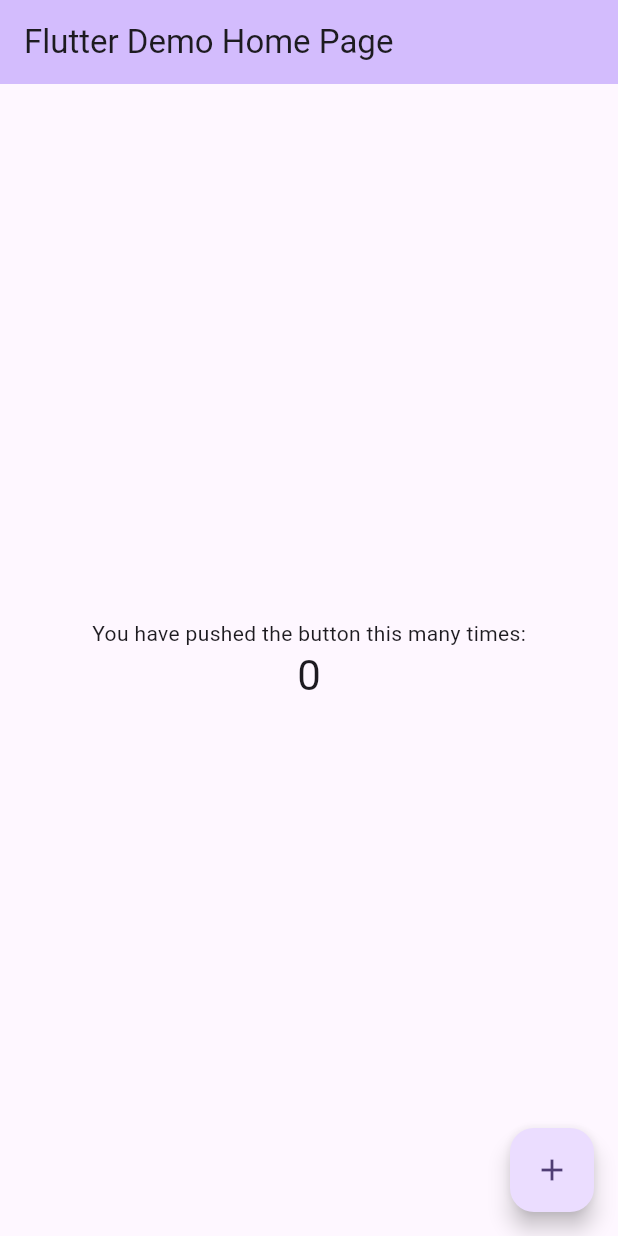
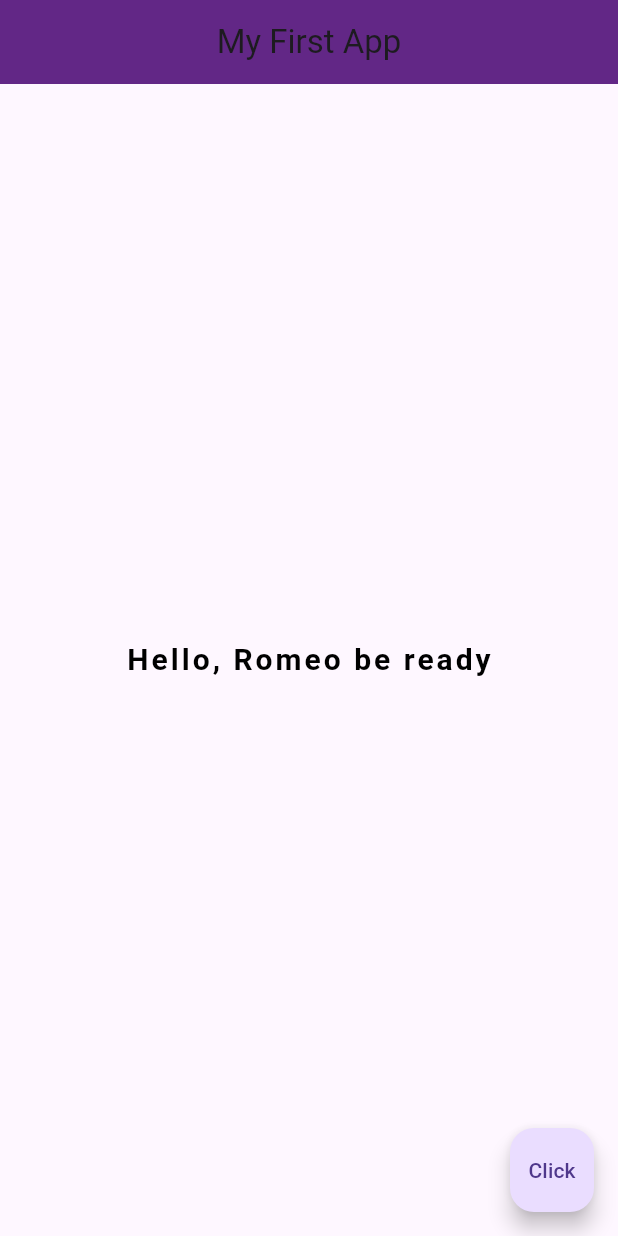
Before and after one commit to Roman0290/Flutter-projects, a Flutter app: the screen it shows after launch, on a phone screen of 412 x 824 dp. Run offline on Flutter 3.47's test engine with Material 3 defaults, Android fonts, the phone set to English and light mode, and no system bars.

Commit message:
first commit

```diff
--- a/clock_in_cities/lib/main.dart
+++ b/clock_in_cities/lib/main.dart
@@ -1,125 +1,37 @@
 import 'package:flutter/material.dart';
 
-void main() {
-  runApp(const MyApp());
-}
+void main() => runApp(MaterialApp(
+    home: Home(),
+));
 
-class MyApp extends StatelessWidget {
-  const MyApp({super.key});
+class Home extends StatelessWidget {
 
-  // This widget is the root of your application.
   @override
   Widget build(BuildContext context) {
-    return MaterialApp(
-      title: 'Flutter Demo',
-      theme: ThemeData(
-        // This is the theme of your application.
-        //
-        // TRY THIS: Try running your application with "flutter run". You'll see
-        // the application has a purple toolbar. Then, without quitting the app,
-        // try changing the seedColor in the colorScheme below to Colors.green
-        // and then invoke "hot reload" (save your changes or press the "hot
-        // reload" button in a Flutter-supported IDE, or press "r" if you used
-        // the command line to start the app).
-        //
-        // Notice that the counter didn't reset back to zero; the application
-        // state is not lost during the reload. To reset the state, use hot
-        // restart instead.
-        //
-        // This works for code too, not just values: Most code changes can be
-        // tested with just a hot reload.
-        colorScheme: ColorScheme.fromSeed(seedColor: Colors.deepPurple),
-        useMaterial3: true,
+    return Scaffold(
+      appBar: AppBar(
+        title: const Text('My First App'),
+        centerTitle: true,
+        backgroundColor:Color.fromARGB(255, 98, 39, 134),
       ),
-      home: const MyHomePage(title: 'Flutter Demo Home Page'),
+      body: const Center(
+        child: Text(
+          'Hello, Romeo be ready',
+          style: TextStyle(
+            fontSize: 20.0,
+            fontWeight:FontWeight.bold,
+            letterSpacing: 2.0,
+            color: Colors.black,
+            fontFamily:' JosefinSans',
+              ),
+          ),
+      ),
+      floatingActionButton: FloatingActionButton(
+        onPressed: () {
+          // Add your onPressed logic here
+        },
+        child: const Text('Click'),
+      ),
     );
   }
 }
-
-class MyHomePage extends StatefulWidget {
-  const MyHomePage({super.key, required this.title});
-
-  // This widget is the home page of your application. It is stateful, meaning
-  // that it has a State object (defined below) that contains fields that affect
-  // how it looks.
-
-  // This class is the configuration for the state. It holds the values (in this
-  // case the title) provided by the parent (in this case the App widget) and
-  // used by the build method of the State. Fields in a Widget subclass are
-  // always marked "final".
-
-  final String title;
-
-  @override
-  State<MyHomePage> createState() => _MyHomePageState();
-}
-
-class _MyHomePageState extends State<MyHomePage> {
-  int _counter = 0;
-
-  void _incrementCounter() {
-    setState(() {
-      // This call to setState tells the Flutter framework that something has
-      // changed in this State, which causes it to rerun the build method below
-      // so that the display can reflect the updated values. If we changed
-      // _counter without calling setState(), then the build method would not be
-      // called again, and so nothing would appear to happen.
-      _counter++;
-    });
-  }
-
-  @override
-  Widget build(BuildContext context) {
-    // This method is rerun every time setState is called, for instance as done
-    // by the _incrementCounter method above.
-    //
-    // The Flutter framework has been optimized to make rerunning build methods
-    // fast, so that you can just rebuild anything that needs updating rather
-    // than having to individually change instances of widgets.
-    return Scaffold(
-      appBar: AppBar(
-        // TRY THIS: Try changing the color here to a specific color (to
-        // Colors.amber, perhaps?) and trigger a hot reload to see the AppBar
-        // change color while the other colors stay the same.
-        backgroundColor: Theme.of(context).colorScheme.inversePrimary,
-        // Here we take the value from the MyHomePage object that was created by
-        // the App.build method, and use it to set our appbar title.
-        title: Text(widget.title),
-      ),
-      body: Center(
-        // Center is a layout widget. It takes a single child and positions it
-        // in the middle of the parent.
-        child: Column(
-          // Column is also a layout widget. It takes a list of children and
-          // arranges them vertically. By default, it sizes itself to fit its
-          // children horizontally, and tries to be as tall as its parent.
-          //
-          // Column has various properties to control how it sizes itself and
-          // how it positions its children. Here we use mainAxisAlignment to
-          // center the children vertically; the main axis here is the vertical
-          // axis because Columns are vertical (the cross axis would be
-          // horizontal).
-          //
-          // TRY THIS: Invoke "debug painting" (choose the "Toggle Debug Paint"
-          // action in the IDE, or press "p" in the console), to see the
-          // wireframe for each widget.
-          mainAxisAlignment: MainAxisAlignment.center,
-          children: <Widget>[
-            const Text(
-              'You have pushed the button this many times:',
-            ),
-            Text(
-              '$_counter',
-              style: Theme.of(context).textTheme.headlineMedium,
-            ),
-          ],
-        ),
-      ),
-      floatingActionButton: FloatingActionButton(
-        onPressed: _incrementCounter,
-        tooltip: 'Increment',
-        child: const Icon(Icons.add),
-      ), // This trailing comma makes auto-formatting nicer for build methods.
-    );
-  }
-}
```
Also changed, not shown: clock_in_cities/pubspec.yaml (+8 -12 lines), clock_in_cities/fonts/JosefinSans-VariableFont_wght.ttf (added), clock_in_cities/fonts/Lora-Italic-VariableFont_wght.ttf (added).
